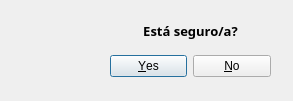
Above: venConfirmacion.ui from YukiTheThicc/BARREIROCHAPELA before the change. Below: the same form after it.
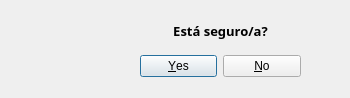
That is the form after the change. Icons and pictures are not drawn.

```diff
--- a/venConfirmacion.ui
+++ b/venConfirmacion.ui
@@ -6,8 +6,8 @@
    <rect>
     <x>0</x>
     <y>0</y>
-    <width>293</width>
-    <height>101</height>
+    <width>350</width>
+    <height>98</height>
    </rect>
   </property>
   <property name="windowTitle">
@@ -19,7 +19,7 @@
   <widget class="QDialogButtonBox" name="btnbox_confirmar">
    <property name="geometry">
     <rect>
-     <x>110</x>
+     <x>140</x>
      <y>50</y>
      <width>161</width>
      <height>32</height>
@@ -38,9 +38,9 @@
   <widget class="QLabel" name="lbl_pregunta">
    <property name="geometry">
     <rect>
-     <x>110</x>
+     <x>100</x>
      <y>10</y>
-     <width>161</width>
+     <width>241</width>
      <height>41</height>
     </rect>
    </property>
```
Left out of the diff: 3 changed lines with no effect on the pictures.
